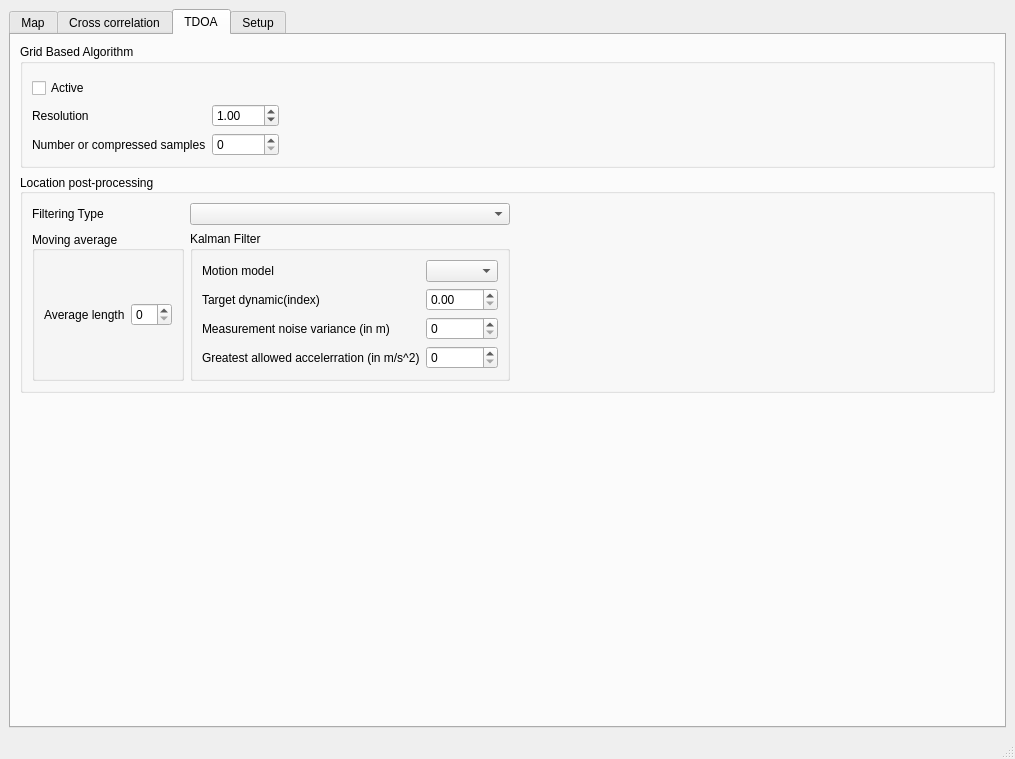
The window that gui/main_window.ui (rwth-ti/gr-localization) describes before a commit, drawn with Qt 5.
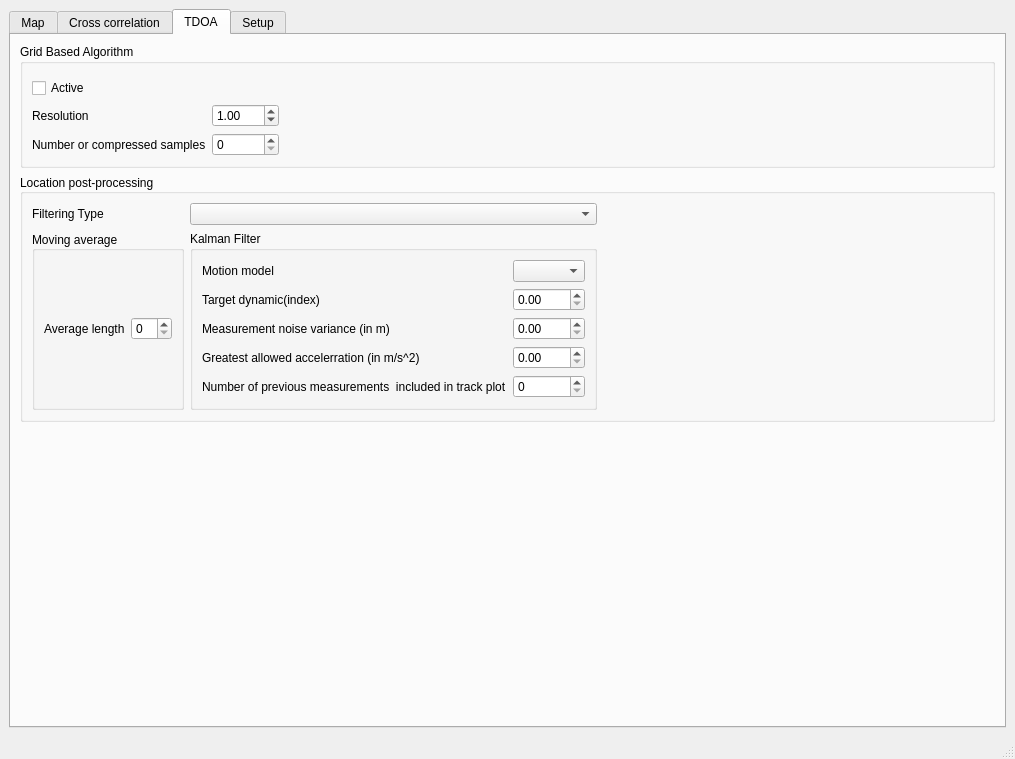
The same window after the commit. The open tabs and pages were chosen to show the change. Custom widgets are drawn as their Qt base class.

Commit message: Improve gui: track plot, spin box accuracy.

Diff of the .ui file:
```diff
--- a/gui/main_window.ui
+++ b/gui/main_window.ui
@@ -943,8 +943,12 @@
                <layout class="QGridLayout" name="gridLayout_13">
                 <item row="0" column="0">
                  <layout class="QGridLayout" name="gridLayout_11">
-                  <item row="2" column="1">
-                   <widget class="QSpinBox" name="spinBoxMeasurementNoise"/>
+                  <item row="1" column="0">
+                   <widget class="QLabel" name="label_21">
+                    <property name="text">
+                     <string>Target dynamic(index)</string>
+                    </property>
+                   </widget>
                   </item>
                   <item row="1" column="1">
                    <widget class="QDoubleSpinBox" name="doubleSpinBoxDynamic">
@@ -977,15 +981,21 @@
                     </property>
                    </widget>
                   </item>
+                  <item row="4" column="0">
+                   <widget class="QLabel" name="label_24">
+                    <property name="text">
+                     <string>Number of previous measurements  included in track plot</string>
+                    </property>
+                   </widget>
+                  </item>
+                  <item row="4" column="1">
+                   <widget class="QSpinBox" name="spinBoxTrackPlotLength"/>
+                  </item>
                   <item row="3" column="1">
-                   <widget class="QSpinBox" name="spinBoxMaxAcc"/>
+                   <widget class="QDoubleSpinBox" name="spinBoxMaxAcc"/>
                   </item>
-                  <item row="1" column="0">
-                   <widget class="QLabel" name="label_21">
-                    <property name="text">
-                     <string>Target dynamic(index)</string>
-                    </property>
-                   </widget>
+                  <item row="2" column="1">
+                   <widget class="QDoubleSpinBox" name="spinBoxMeasurementNoise"/>
                   </item>
                  </layout>
                 </item>
```
Left out of the diff: 2 changed lines with no effect on the pictures. The commit also changes 1 other file.
